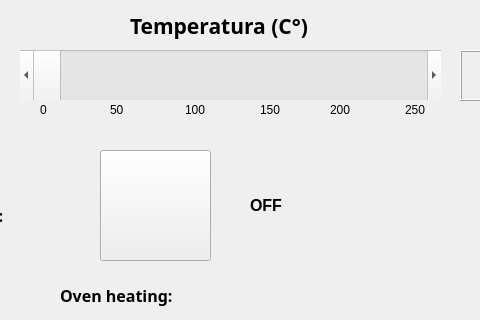
Old version of the form fornino57/finestras.ui in the repository UDOOboard/QT_oven_sample; both pictures show x 150 to 630 and y 0 to 320 of the 800 by 480 pixel window.
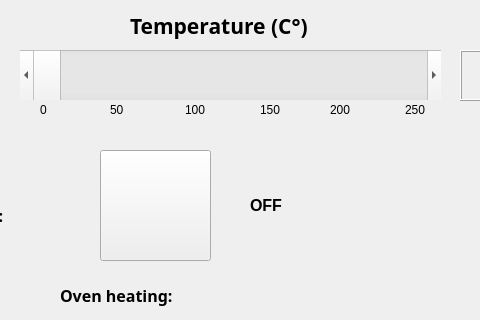
New version of the form.

Patch:
```diff
--- a/fornino57/finestras.ui
+++ b/fornino57/finestras.ui
@@ -248,7 +248,7 @@
      </font>
     </property>
     <property name="text">
-     <string>Temperatura (C°)</string>
+     <string>Temperature (C°)</string>
     </property>
    </widget>
    <widget class="QLabel" name="label_7">
```
